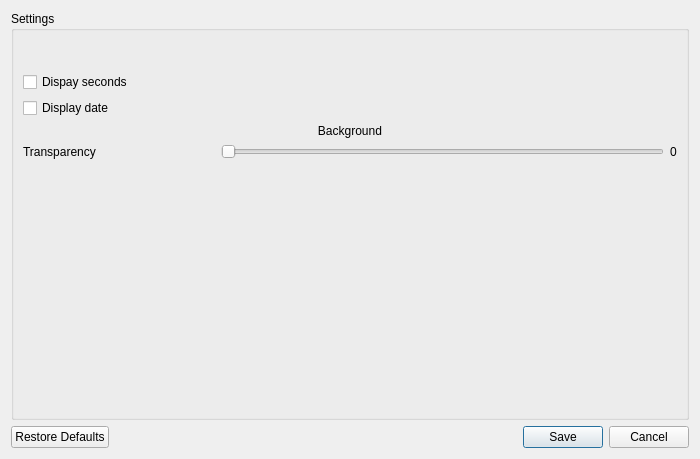
Qt form src/ui/settings.ui (DOOMer/aotc) before a commit.
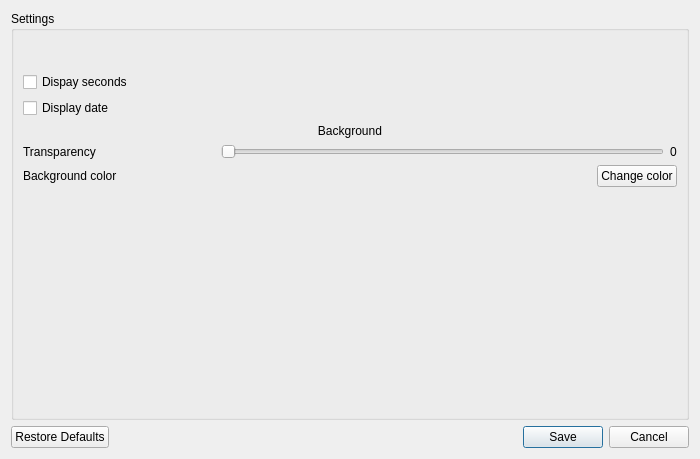
The same form after that commit.

Commit message: Save, load and restore default value for "background color" option settings

Patch:
```diff
--- a/src/ui/settings.ui
+++ b/src/ui/settings.ui
@@ -107,6 +107,69 @@
         </item>
        </layout>
       </item>
+      <item>
+       <layout class="QHBoxLayout" name="horizontalLayout_2">
+        <item>
+         <widget class="QLabel" name="labBkgColor">
+          <property name="text">
+           <string>Background color</string>
+          </property>
+         </widget>
+        </item>
+        <item>
+         <spacer name="horizontalSpacer_2">
+          <property name="orientation">
+           <enum>Qt::Horizontal</enum>
+          </property>
+          <property name="sizeHint" stdset="0">
+           <size>
+            <width>40</width>
+            <height>20</height>
+           </size>
+          </property>
+         </spacer>
+        </item>
+        <item>
+         <widget class="QLabel" name="labBkgColorData">
+          <property name="minimumSize">
+           <size>
+            <width>96</width>
+            <height>0</height>
+           </size>
+          </property>
+          <property name="maximumSize">
+           <size>
+            <width>96</width>
+            <height>16777215</height>
+           </size>
+          </property>
+          <property name="text">
+           <string notr="true"/>
+          </property>
+         </widget>
+        </item>
+        <item>
+         <spacer name="horizontalSpacer">
+          <property name="orientation">
+           <enum>Qt::Horizontal</enum>
+          </property>
+          <property name="sizeHint" stdset="0">
+           <size>
+            <width>40</width>
+            <height>20</height>
+           </size>
+          </property>
+         </spacer>
+        </item>
+        <item>
+         <widget class="QPushButton" name="btnChangeBkgColor">
+          <property name="text">
+           <string>Change color</string>
+          </property>
+         </widget>
+        </item>
+       </layout>
+      </item>
       <item>
        <spacer name="verticalSpacer">
         <property name="orientation">
```
The commit also changes 3 other files.
